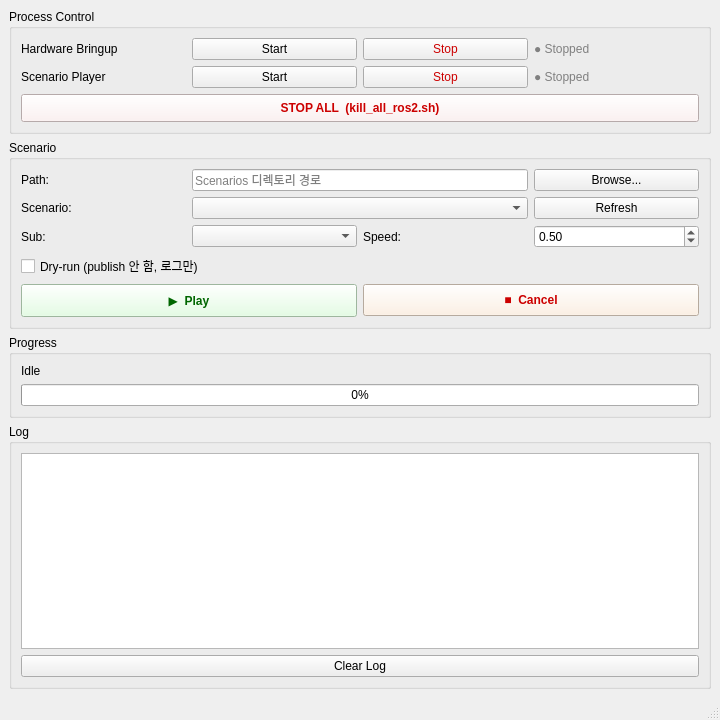
Qt form openarmx_ws/src/openarmx_ros2/openarmx_scenario_ui/ui/scenario_ui.ui (kuks2309/TR-Works-A2) before a commit.
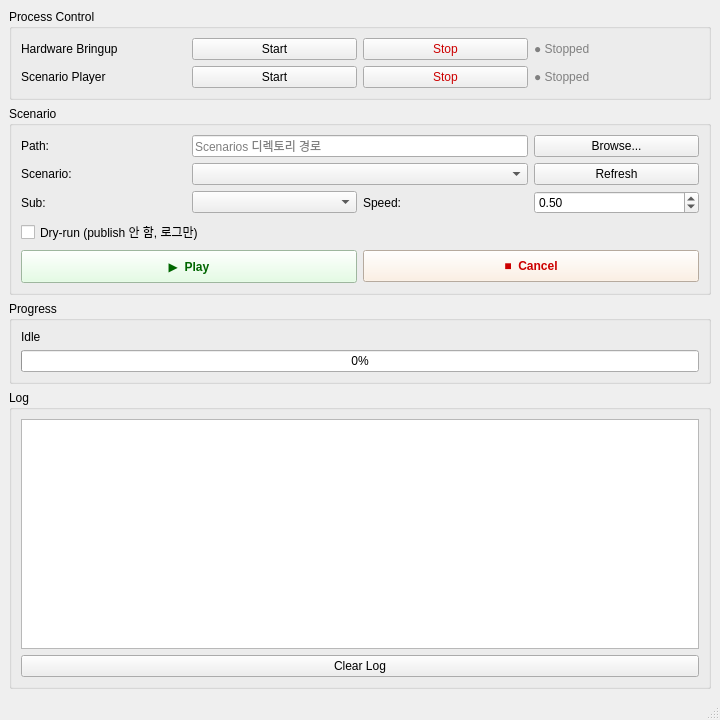
The same form after that commit.

Commit message: feat(scenario_ui): Teaching 탭 신설 + Cartesian Jog 현재좌표 표시 + 진단/런치 정합 + kill_all 제거

```diff
--- a/openarmx_ws/src/openarmx_ros2/openarmx_scenario_ui/ui/scenario_ui.ui
+++ b/openarmx_ws/src/openarmx_ros2/openarmx_scenario_ui/ui/scenario_ui.ui
@@ -26,13 +26,6 @@
        <item row="1" column="1"><widget class="QPushButton" name="btnPlayerStart"><property name="text"><string>Start</string></property></widget></item>
        <item row="1" column="2"><widget class="QPushButton" name="btnPlayerStop"><property name="text"><string>Stop</string></property><property name="styleSheet"><string>color:#c00;</string></property></widget></item>
        <item row="1" column="3"><widget class="QLabel" name="lblPlayerStatus"><property name="text"><string>● Stopped</string></property><property name="styleSheet"><string>color:gray;</string></property></widget></item>
-
-       <item row="2" column="0" colspan="4">
-        <widget class="QPushButton" name="btnStopAll">
-         <property name="text"><string>STOP ALL  (kill_all_ros2.sh)</string></property>
-         <property name="styleSheet"><string>background-color:#fee; color:#c00; font-weight:bold; padding:6px;</string></property>
-        </widget>
-       </item>
       </layout>
      </widget>
     </item>
```
The commit also changes 8 other files.
